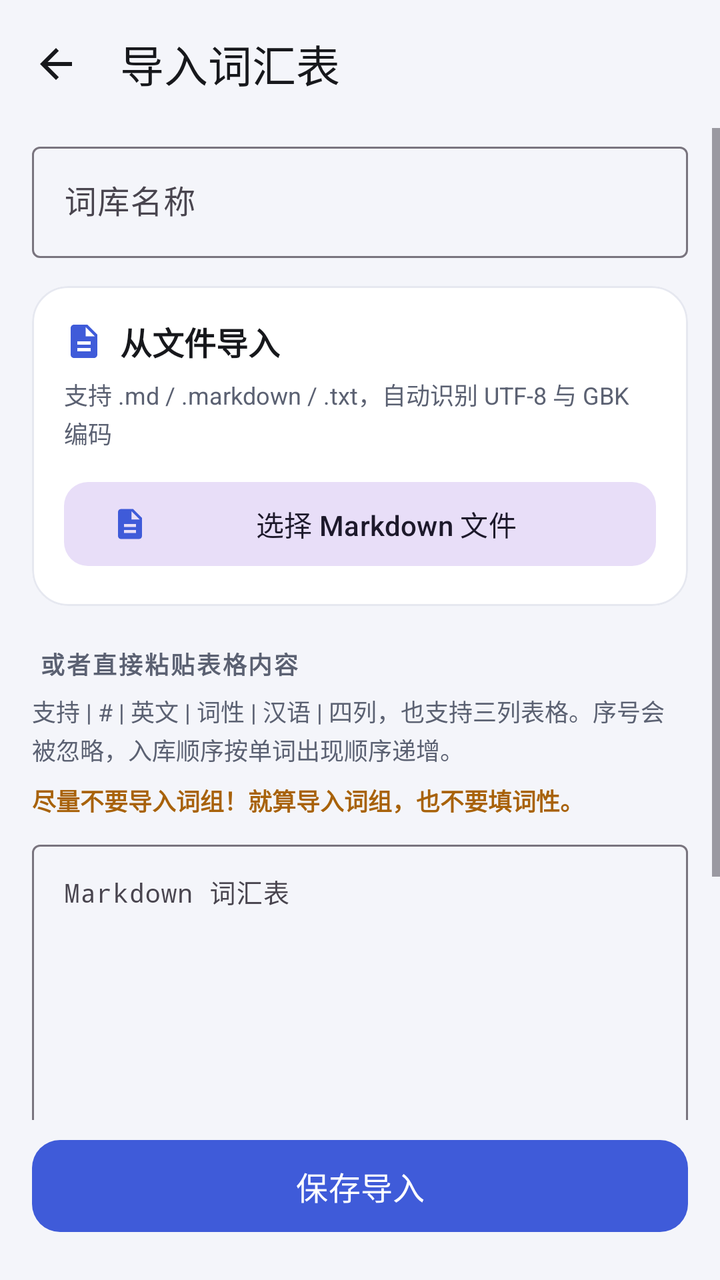
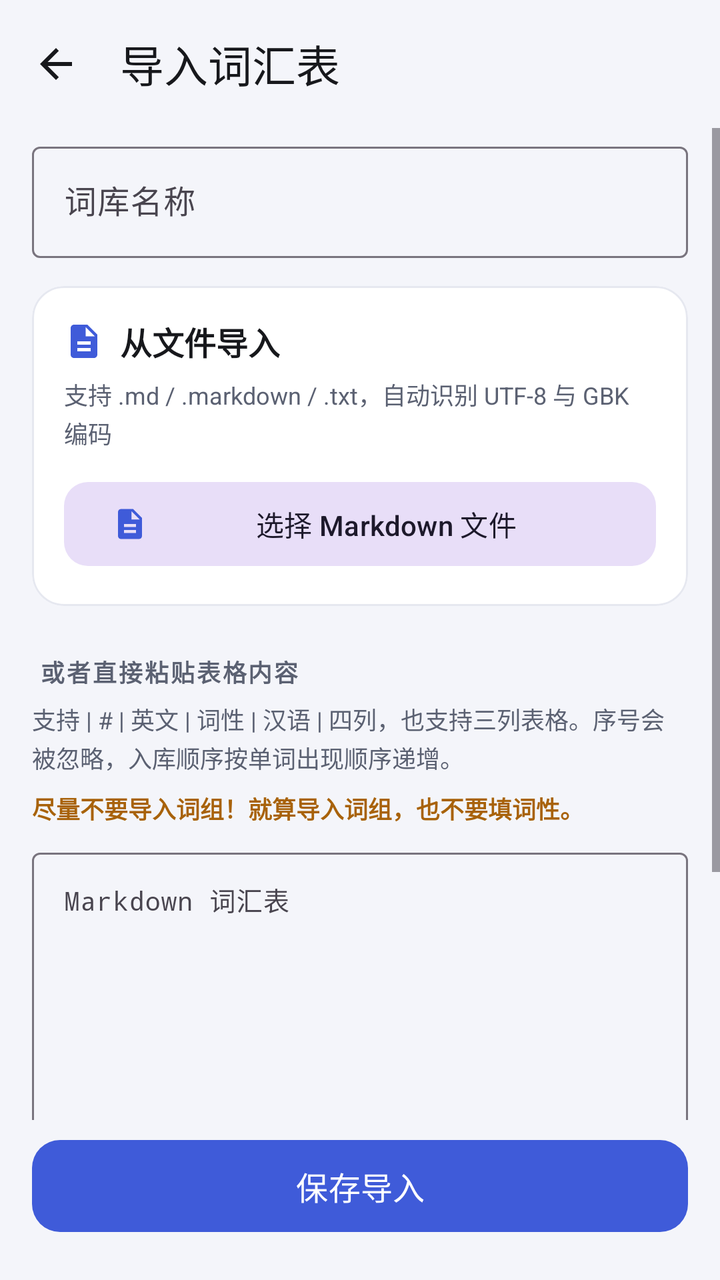

An Android layout rendered at two revisions. The XML below is the earlier revision; the diff shows what the commit changed to produce the second picture.
<!-- AndroidManifest.xml: application theme Theme.WordDrill -->
<!-- res/layout/activity_import.xml -->
<?xml version="1.0" encoding="utf-8"?>
<LinearLayout xmlns:android="http://schemas.android.com/apk/res/android"
    xmlns:app="http://schemas.android.com/apk/res-auto"
    android:id="@+id/root"
    android:layout_width="match_parent"
    android:layout_height="match_parent"
    android:background="@color/bg"
    android:focusableInTouchMode="true"
    android:orientation="vertical">

    <com.google.android.material.appbar.MaterialToolbar
        android:id="@+id/toolbar"
        style="@style/Toolbar.WordDrill"
        android:layout_width="match_parent"
        android:layout_height="?attr/actionBarSize"
        app:navigationIcon="@drawable/ic_arrow_back"
        app:title="@string/title_import" />

    <ScrollView
        android:layout_width="match_parent"
        android:layout_height="0dp"
        android:layout_weight="1"
        android:fillViewport="true">

        <LinearLayout
            android:layout_width="match_parent"
            android:layout_height="wrap_content"
            android:orientation="vertical"
            android:paddingStart="16dp"
            android:paddingTop="4dp"
            android:paddingEnd="16dp"
            android:paddingBottom="24dp">

            <com.google.android.material.textfield.TextInputLayout
                android:id="@+id/tilName"
                style="@style/Widget.Material3.TextInputLayout.OutlinedBox"
                android:layout_width="match_parent"
                android:layout_height="wrap_content"
                android:hint="词库名称">

                <com.google.android.material.textfield.TextInputEditText
                    android:id="@+id/etName"
                    android:layout_width="match_parent"
                    android:layout_height="wrap_content"
                    android:inputType="text"
                    android:maxLines="1" />
            </com.google.android.material.textfield.TextInputLayout>

            <com.google.android.material.card.MaterialCardView
                android:layout_width="match_parent"
                android:layout_height="wrap_content"
                android:layout_marginTop="14dp"
                app:cardBackgroundColor="@color/surface"
                app:cardCornerRadius="18dp"
                app:cardElevation="0dp"
                app:strokeColor="@color/divider"
                app:strokeWidth="1dp">

                <LinearLayout
                    android:layout_width="match_parent"
                    android:layout_height="wrap_content"
                    android:orientation="vertical"
                    android:padding="16dp">

                    <LinearLayout
                        android:layout_width="match_parent"
                        android:layout_height="wrap_content"
                        android:gravity="center_vertical"
                        android:orientation="horizontal">

                        <ImageView
                            android:layout_width="20dp"
                            android:layout_height="20dp"
                            android:contentDescription="@null"
                            android:src="@drawable/ic_file"
                            app:tint="@color/brand" />

                        <TextView
                            style="@style/Text.CardTitle"
                            android:layout_width="wrap_content"
                            android:layout_height="wrap_content"
                            android:layout_marginStart="8dp"
                            android:text="从文件导入" />
                    </LinearLayout>

                    <TextView
                        style="@style/Text.CardSubtitle"
                        android:layout_width="match_parent"
                        android:layout_height="wrap_content"
                        android:layout_marginTop="6dp"
                        android:lineSpacingExtra="2dp"
                        android:text="@string/import_file_hint" />

                    <com.google.android.material.button.MaterialButton
                        android:id="@+id/btnPickFile"
                        style="@style/Widget.Material3.Button.TonalButton"
                        android:layout_width="match_parent"
                        android:layout_height="50dp"
                        android:layout_marginTop="12dp"
                        android:text="@string/import_pick_file"
                        android:textSize="14sp"
                        app:cornerRadius="12dp"
                        app:icon="@drawable/ic_file"
                        app:iconSize="18dp"
                        app:iconTint="@color/brand" />

                    <TextView
                        android:id="@+id/tvFileName"
                        android:layout_width="match_parent"
                        android:layout_height="wrap_content"
                        android:layout_marginTop="10dp"
                        android:textColor="@color/brand"
                        android:textSize="12sp"
                        android:visibility="gone" />
                </LinearLayout>
            </com.google.android.material.card.MaterialCardView>

            <TextView
                style="@style/Text.SectionLabel"
                android:layout_width="wrap_content"
                android:layout_height="wrap_content"
                android:layout_marginTop="20dp"
                android:layout_marginStart="4dp"
                android:text="@string/import_or_paste" />

            <TextView
                android:layout_width="match_parent"
                android:layout_height="wrap_content"
                android:layout_marginTop="6dp"
                android:lineSpacingExtra="2dp"
                android:text="支持 | # | 英文 | 词性 | 汉语 | 四列，也支持三列表格。序号会被忽略，入库顺序按单词出现顺序递增。"
                android:textColor="@color/text_secondary"
                android:textSize="12sp" />

            <TextView
                android:id="@+id/tvPhraseTip"
                android:layout_width="match_parent"
                android:layout_height="wrap_content"
                android:layout_marginTop="8dp"
                android:lineSpacingExtra="2dp"
                android:text="@string/import_phrase_tip"
                android:textColor="@color/warn"
                android:textSize="12sp"
                android:textStyle="bold" />

            <com.google.android.material.textfield.TextInputLayout
                android:id="@+id/tilMarkdown"
                style="@style/Widget.Material3.TextInputLayout.OutlinedBox"
                android:layout_width="match_parent"
                android:layout_height="wrap_content"
                android:layout_marginTop="8dp"
                android:hint="Markdown 词汇表">

                <com.google.android.material.textfield.TextInputEditText
                    android:id="@+id/etMarkdown"
                    android:layout_width="match_parent"
                    android:layout_height="wrap_content"
                    android:gravity="top|start"
                    android:inputType="textMultiLine"
                    android:minLines="8"
                    android:scrollbars="vertical"
                    android:textSize="13sp"
                    android:typeface="monospace" />
            </com.google.android.material.textfield.TextInputLayout>

            <LinearLayout
                android:layout_width="match_parent"
                android:layout_height="wrap_content"
                android:layout_marginTop="10dp"
                android:orientation="horizontal">

                <com.google.android.material.button.MaterialButton
                    android:id="@+id/btnPaste"
                    style="@style/Widget.Material3.Button.OutlinedButton"
                    android:layout_width="0dp"
                    android:layout_height="48dp"
                    android:layout_marginEnd="6dp"
                    android:layout_weight="1"
                    android:text="@string/action_paste"
                    android:textSize="14sp"
                    app:cornerRadius="12dp" />

                <com.google.android.material.button.MaterialButton
                    android:id="@+id/btnPreview"
                    style="@style/Widget.Material3.Button.OutlinedButton"
                    android:layout_width="0dp"
                    android:layout_height="48dp"
                    android:layout_marginStart="6dp"
                    android:layout_weight="1"
                    android:text="@string/action_preview"
                    android:textSize="14sp"
                    app:cornerRadius="12dp" />
            </LinearLayout>

            <com.google.android.material.button.MaterialButton
                android:id="@+id/btnAiParse"
                style="@style/Widget.Material3.Button.TonalButton"
                android:layout_width="match_parent"
                android:layout_height="48dp"
                android:layout_marginTop="10dp"
                android:text="@string/import_ai_parse"
                android:textSize="14sp"
                app:cornerRadius="12dp"
                app:icon="@drawable/ic_sparkle"
                app:iconSize="18dp"
                app:iconTint="@color/brand" />

            <LinearLayout
                android:id="@+id/aiProgress"
                android:layout_width="match_parent"
                android:layout_height="wrap_content"
                android:layout_marginTop="10dp"
                android:gravity="center_vertical"
                android:orientation="horizontal"
                android:visibility="gone">

                <com.google.android.material.progressindicator.CircularProgressIndicator
                    android:layout_width="wrap_content"
                    android:layout_height="wrap_content"
                    android:indeterminate="true"
                    app:indicatorSize="18dp"
                    app:trackThickness="2dp" />

                <TextView
                    android:id="@+id/tvAiProgress"
                    android:layout_width="wrap_content"
                    android:layout_height="wrap_content"
                    android:layout_marginStart="10dp"
                    android:text="@string/import_ai_running"
                    android:textColor="@color/text_secondary"
                    android:textSize="12sp" />
            </LinearLayout>

            <com.google.android.material.card.MaterialCardView
                android:id="@+id/previewCard"
                android:layout_width="match_parent"
                android:layout_height="wrap_content"
                android:layout_marginTop="12dp"
                android:visibility="gone"
                app:cardBackgroundColor="@color/brand_soft"
                app:cardCornerRadius="14dp"
                app:cardElevation="0dp"
                app:strokeWidth="0dp">

                <TextView
                    android:id="@+id/tvPreview"
                    android:layout_width="match_parent"
                    android:layout_height="wrap_content"
                    android:lineSpacingExtra="3dp"
                    android:padding="14dp"
                    android:textColor="@color/brand_dark"
                    android:textSize="13sp" />
            </com.google.android.material.card.MaterialCardView>
        </LinearLayout>
    </ScrollView>

    <com.google.android.material.button.MaterialButton
        android:id="@+id/btnSave"
        android:layout_width="match_parent"
        android:layout_height="54dp"
        android:layout_marginStart="16dp"
        android:layout_marginTop="6dp"
        android:layout_marginEnd="16dp"
        android:layout_marginBottom="20dp"
        android:text="@string/action_save"
        android:textSize="16sp"
        app:cornerRadius="14dp" />
</LinearLayout>
<!-- resources referenced by this layout -->
<resources>
  <color name="bg">#F4F5FA</color>
  <color name="brand">#3F5BD9</color>
  <color name="brand_dark">#1D2B6B</color>
  <color name="brand_soft">#ECF0FF</color>
  <color name="divider">#E6E8F0</color>
  <color name="surface">#FFFFFF</color>
  <color name="text_secondary">#5B6172</color>
  <color name="warn">#A8620A</color>
  <!-- drawable ic_arrow_back (drawable) -->
  <?xml version="1.0" encoding="utf-8"?>
  <vector xmlns:android="http://schemas.android.com/apk/res/android"
      android:width="24dp"
      android:height="24dp"
      android:viewportWidth="24"
      android:viewportHeight="24">
      <path
          android:fillColor="#FFFFFF"
          android:pathData="M20,11H7.83l5.59,-5.59L12,4l-8,8 8,8 1.41,-1.41L7.83,13H20v-2z" />
  </vector>
  <!-- drawable ic_file (drawable) -->
  <?xml version="1.0" encoding="utf-8"?>
  <vector xmlns:android="http://schemas.android.com/apk/res/android"
      android:width="24dp"
      android:height="24dp"
      android:viewportWidth="24"
      android:viewportHeight="24">
      <path
          android:fillColor="#FFFFFF"
          android:pathData="M14,2H6C4.9,2 4,2.9 4,4v16c0,1.1 0.89,2 1.99,2H18c1.1,0 2,-0.9 2,-2V8l-6,-6zM16,18H8v-2h8v2zM16,14H8v-2h8v2zM13,9V3.5L18.5,9H13z" />
  </vector>
  <!-- drawable ic_sparkle (drawable) -->
  <?xml version="1.0" encoding="utf-8"?>
  <vector xmlns:android="http://schemas.android.com/apk/res/android"
      android:width="24dp"
      android:height="24dp"
      android:viewportWidth="24"
      android:viewportHeight="24"
      android:tint="?attr/colorControlNormal">
      <path
          android:fillColor="@android:color/white"
          android:pathData="M12,2l1.8,4.9L18.7,8.7l-4.9,1.8L12,15.4l-1.8,-4.9L5.3,8.7l4.9,-1.8z" />
      <path
          android:fillColor="@android:color/white"
          android:pathData="M18.5,14l1,2.6l2.6,1l-2.6,1l-1,2.6l-1,-2.6l-2.6,-1l2.6,-1z" />
  </vector>
  <string name="action_paste">从剪贴板粘贴</string>
  <string name="action_preview">解析预览</string>
  <string name="action_save">保存导入</string>
  <string name="import_ai_parse">AI 智能解析</string>
  <string name="import_ai_running">AI 正在整理，请稍候…</string>
  <string name="import_file_hint">支持 .md / .markdown / .txt，自动识别 UTF-8 与 GBK 编码</string>
  <string name="import_or_paste">或者直接粘贴表格内容</string>
  <string name="import_phrase_tip">尽量不要导入词组！就算导入词组，也不要填词性。</string>
  <string name="import_pick_file">选择 Markdown 文件</string>
  <string name="title_import">导入词汇表</string>
  <style name="Text.CardSubtitle" parent="">
          <item name="android:textSize">12sp</item>
          <item name="android:textColor">@color/text_secondary</item>
      </style>
  <style name="Text.CardTitle" parent="">
          <item name="android:textSize">16sp</item>
          <item name="android:textColor">@color/text_primary</item>
          <item name="android:textStyle">bold</item>
      </style>
  <style name="Text.SectionLabel" parent="">
          <item name="android:textSize">12sp</item>
          <item name="android:textColor">@color/text_secondary</item>
          <item name="android:letterSpacing">0.08</item>
          <item name="android:textStyle">bold</item>
      </style>
  <style name="Toolbar.WordDrill" parent="Widget.Material3.Toolbar">
          <item name="android:background">@color/bg</item>
          <item name="titleTextColor">@color/text_primary</item>
          <item name="subtitleTextColor">@color/text_secondary</item>
          <item name="navigationIconTint">@color/text_primary</item>
      </style>
  <color name="text_primary">#17181C</color>
  <color name="white">#FFFFFF</color>
  <color name="brand_container">#E4E9FF</color>
  <color name="accent">#F2A03D</color>
  <!-- unchanged entries left out for length: 1 -->
</resources>

<!-- the commit's change to res/layout/activity_import.xml (unified diff, before → after) -->
@@ -51,7 +51,7 @@
                 android:layout_height="wrap_content"
                 android:layout_marginTop="14dp"
                 app:cardBackgroundColor="@color/surface"
-                app:cardCornerRadius="18dp"
+                app:cardCornerRadius="16dp"
                 app:cardElevation="0dp"
                 app:strokeColor="@color/divider"
                 app:strokeWidth="1dp">
@@ -119,7 +119,7 @@
                 style="@style/Text.SectionLabel"
                 android:layout_width="wrap_content"
                 android:layout_height="wrap_content"
-                android:layout_marginTop="20dp"
+                android:layout_marginTop="24dp"
                 android:layout_marginStart="4dp"
                 android:text="@string/import_or_paste" />
 
